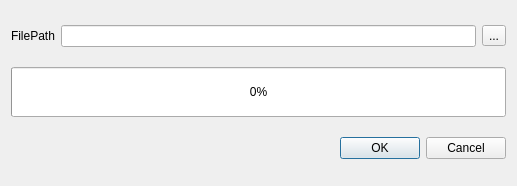
The window that source/plugin/t4/updatedialog.ui (ww4u/mct-t4) describes before a commit, drawn with Qt 5.
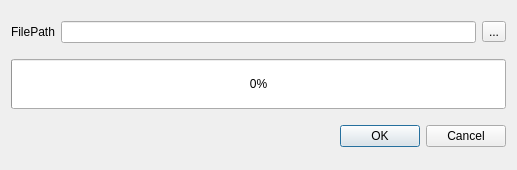
The same window after the commit.

The edit to the form file:
```diff
--- a/source/plugin/t4/updatedialog.ui
+++ b/source/plugin/t4/updatedialog.ui
@@ -7,7 +7,7 @@
     <x>0</x>
     <y>0</y>
     <width>517</width>
-    <height>186</height>
+    <height>170</height>
    </rect>
   </property>
   <property name="sizePolicy">
@@ -19,7 +19,13 @@
   <property name="minimumSize">
    <size>
     <width>300</width>
-    <height>180</height>
+    <height>170</height>
+   </size>
+  </property>
+  <property name="maximumSize">
+   <size>
+    <width>16777215</width>
+    <height>170</height>
    </size>
   </property>
   <layout class="QGridLayout" name="gridLayout">
```
